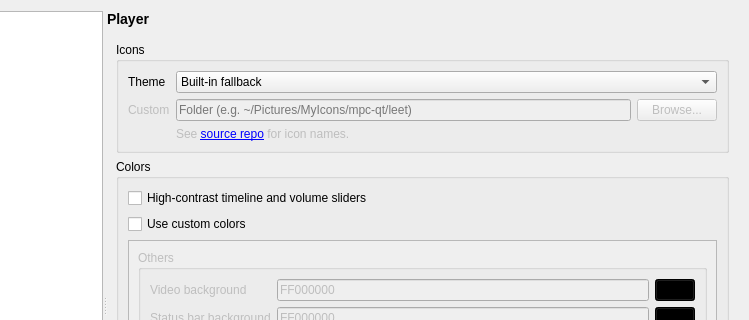
The window that src/settingswindow.ui (mpc-qt/mpc-qt) describes before a commit, drawn with Qt 5; both pictures show x 147 to 896 and y 0 to 320 of the 896 by 638 pixel window.
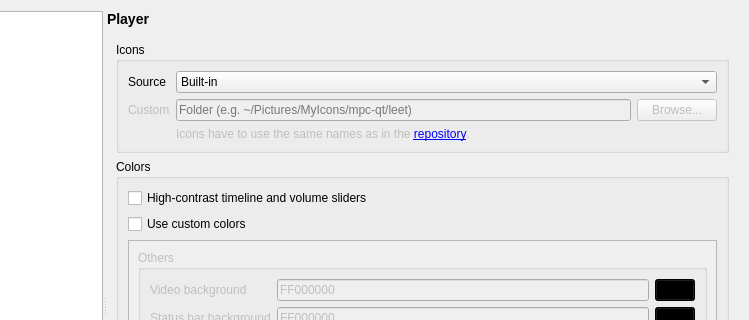
The same window after the commit.

Commit message:
settingswindow: Adjust wording of icons-related settings
Rename "Theme" to "Source" and "Built-in fallback" to "Built-in" to
reduce confusion.
Change the message about custom icons naming.

```diff
--- a/src/settingswindow.ui
+++ b/src/settingswindow.ui
@@ -612,7 +612,7 @@
               <item row="0" column="0">
                <widget class="QLabel" name="interfaceIconsThemeLabel">
                 <property name="text">
-                 <string>Theme</string>
+                 <string>Source</string>
                 </property>
                </widget>
               </item>
@@ -626,7 +626,7 @@
                 </property>
                 <item>
                  <property name="text">
-                  <string>Built-in fallback</string>
+                  <string>Built-in</string>
                  </property>
                 </item>
                 <item>
@@ -681,7 +681,7 @@
                  <bool>false</bool>
                 </property>
                 <property name="text">
-                 <string>See &lt;a href=&quot;https://github.com/mpc-qt/mpc-qt/tree/master/res/images/theme/black&quot;&gt;source repo&lt;/a&gt; for icon names.</string>
+                 <string>Icons have to use the same names as in the &lt;a href=&quot;https://github.com/mpc-qt/mpc-qt/tree/master/res/images/theme/black&quot;&gt;repository&lt;/a&gt;.</string>
                 </property>
                 <property name="openExternalLinks">
                  <bool>true</bool>
```
The commit also changes 17 other files.
